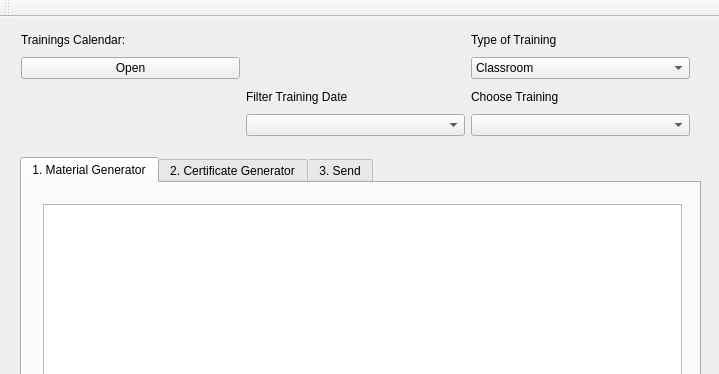
This is ui/mainwindow.ui in QVllasa/TrainingTool as Qt 5 draws it before an edit; both pictures show x 0 to 719 and y 0 to 374 of the 719 by 583 pixel window. The edited form follows.
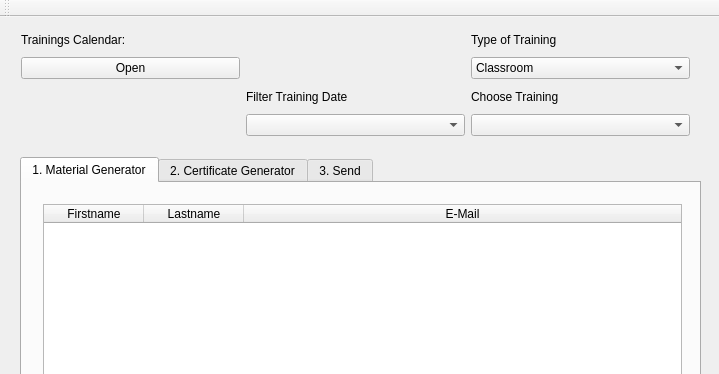
This is the edited form. The open tabs and pages were chosen to show the change.

The edit to the form file:
```diff
--- a/ui/mainwindow.ui
+++ b/ui/mainwindow.ui
@@ -75,7 +75,7 @@
           <set>QAbstractItemView::AnyKeyPressed|QAbstractItemView::DoubleClicked|QAbstractItemView::EditKeyPressed</set>
          </property>
          <attribute name="horizontalHeaderVisible">
-          <bool>false</bool>
+          <bool>true</bool>
          </attribute>
          <attribute name="horizontalHeaderCascadingSectionResizes">
           <bool>false</bool>
```
Left out of the diff: 4 changed lines with no effect on the pictures.
